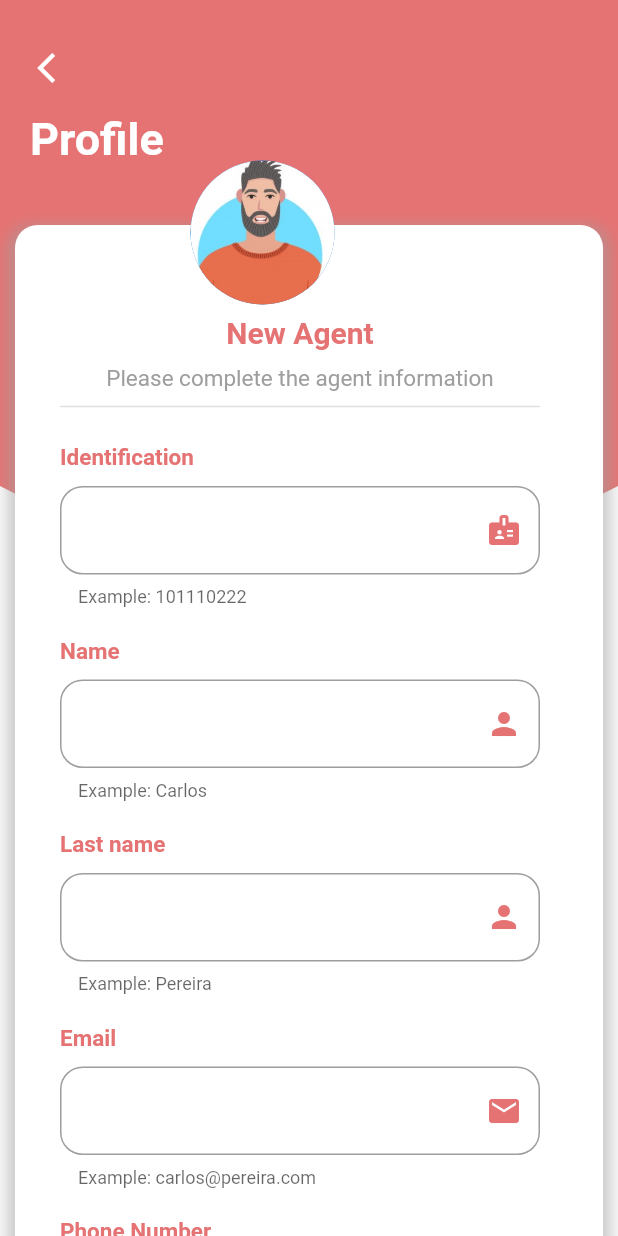
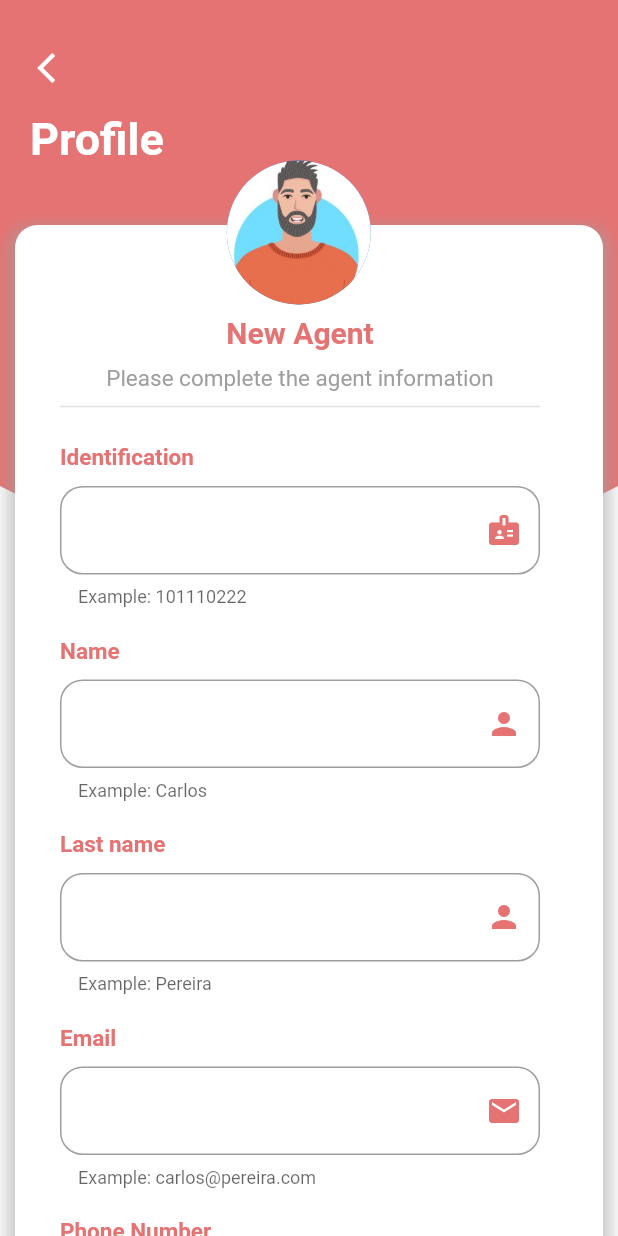
Before and after one commit to PereiraCC/flutter-agent-management, a Flutter app: the screen it shows after launch, after a tap on the "add" icon, on a phone screen of 412 x 824 dp. Run offline on Flutter 3.47's test engine with Material 2 defaults, Android fonts, the phone set to English and light mode, and no system bars; our stand-ins replace sqflite; accounts and stored records are empty.

Commit message:
Update screen home and create layout

```diff
--- a/lib/screens/create_agent_screen.dart
+++ b/lib/screens/create_agent_screen.dart
@@ -102,13 +102,16 @@ class _BoxForm extends StatelessWidget {
 
   @override
   Widget build(BuildContext context) {
+
+    final widthScreen = MediaQuery.of(context).size.width;
+
     return Stack(
       children: [
 
         _BoxBackground(),
 
         Container(
-          margin: EdgeInsets.only(top: 100, left: 120),
+          margin: EdgeInsets.only(top: 100, left: widthScreen * 0.35),
           child: ImageAgent(
             wid: 100,
             hei: 100,
--- a/lib/screens/home_screen.dart
+++ b/lib/screens/home_screen.dart
@@ -152,8 +152,11 @@ class FloatiangButton extends StatelessWidget {
 
   @override
   Widget build(BuildContext context) {
+
+    final heightScreen = MediaQuery.of(context).size.height;
+
     return Padding(
-      padding: EdgeInsets.only(top: 550),
+      padding: EdgeInsets.only(top: heightScreen - 140),
       child: Column(
         // mainAxisAlignment: MainAxisAlignment.start,
         children: [
--- a/lib/widgets/card_agent.dart
+++ b/lib/widgets/card_agent.dart
@@ -15,7 +15,8 @@ class CardAgent extends StatelessWidget {
         agentProvider.agent = this.agent;
         Navigator.pushNamed(context, 'create');
       },
-      child: Container(
+      child:
+        Container(
           width: 350,
           height: 100,
           margin: EdgeInsets.all(10),
@@ -42,7 +43,7 @@ class CardAgent extends StatelessWidget {
                 completeName: '${this.agent.name} ${this.agent.lastname}',
                 identification: this.agent.identification ?? 'No identification',
               ),
-            _EditIcon(agent: this.agent)
+              Expanded(child: _EditIcon(agent: this.agent))
             ],
           ),
         ),
```
Lines whose indentation alone changed are shown as unchanged.
